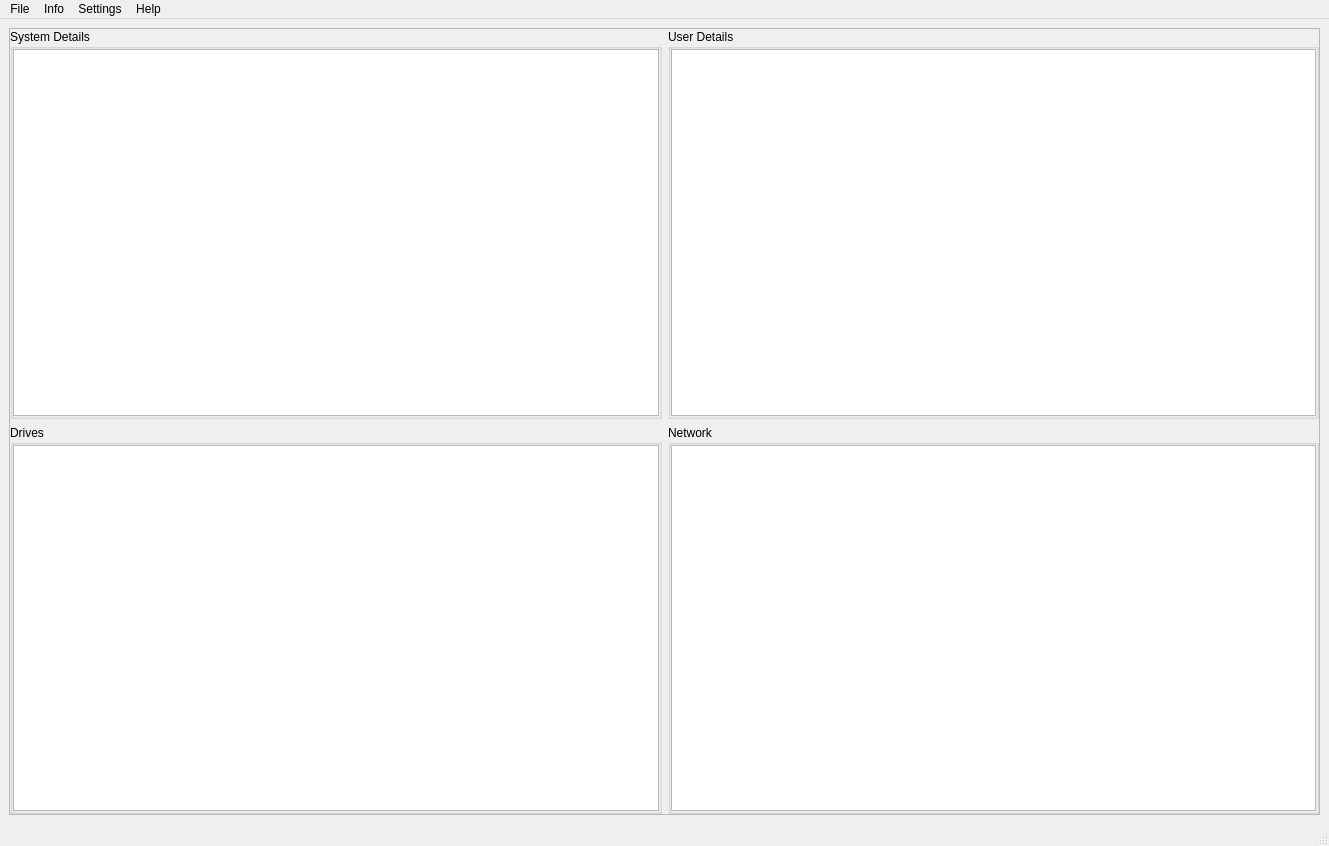
Before: the Qt Designer form ui/mainwindow.ui in chabymanow/sysdetails, drawn with Qt 5.
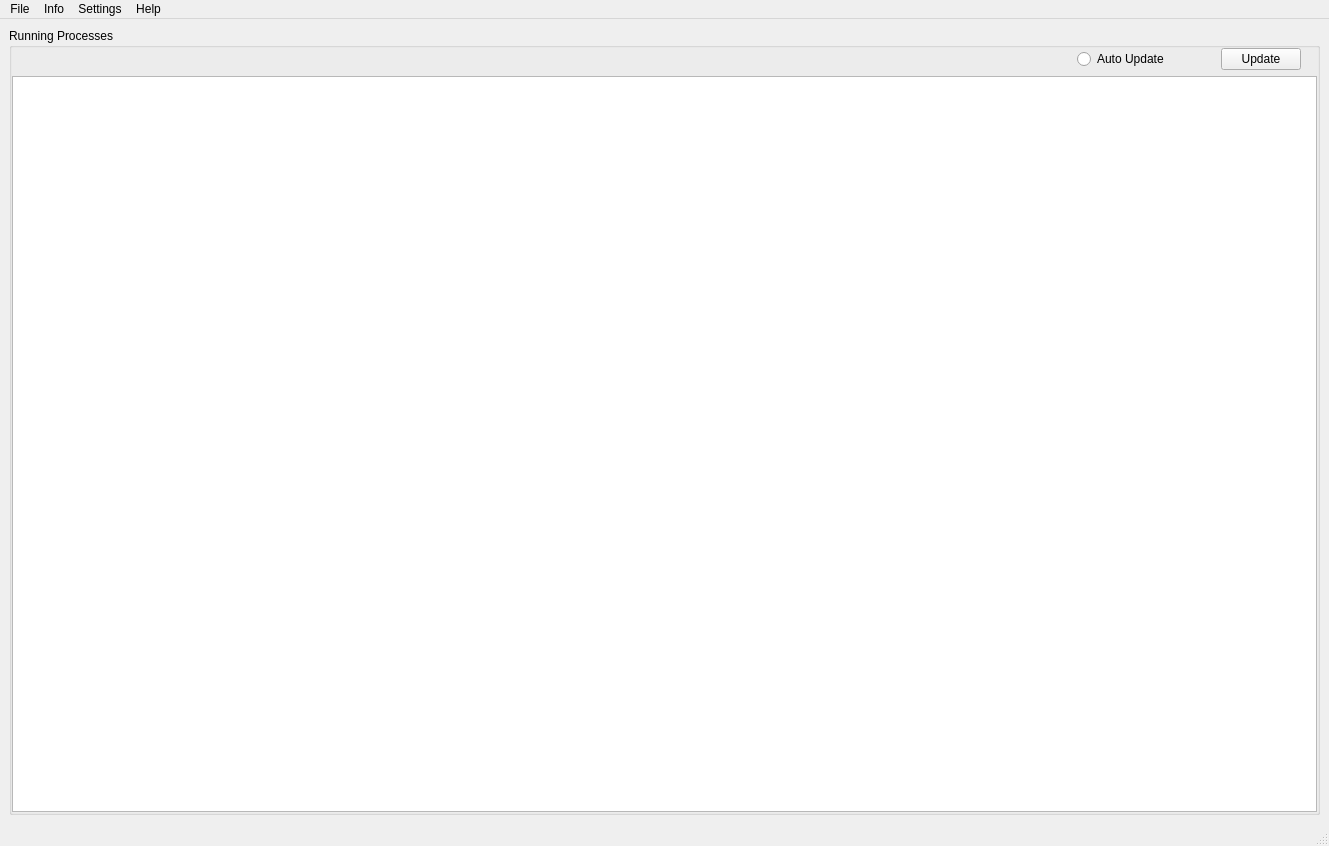
After: the same form once the commit is applied.

Diff of the .ui file:
```diff
--- a/ui/mainwindow.ui
+++ b/ui/mainwindow.ui
@@ -27,7 +27,7 @@
     <item>
      <widget class="QStackedWidget" name="stackedWidget">
       <property name="currentIndex">
-       <number>0</number>
+       <number>3</number>
       </property>
       <widget class="QWidget" name="basicPage">
        <layout class="QGridLayout" name="gridLayout_3">
@@ -46,7 +46,7 @@
         <item row="0" column="0">
          <widget class="QFrame" name="basicFrame">
           <property name="frameShape">
-           <enum>QFrame::StyledPanel</enum>
+           <enum>QFrame::NoFrame</enum>
           </property>
           <property name="frameShadow">
            <enum>QFrame::Raised</enum>
@@ -447,6 +447,115 @@
         </item>
        </layout>
       </widget>
+      <widget class="QWidget" name="runningAppPage">
+       <layout class="QGridLayout" name="gridLayout_4">
+        <property name="leftMargin">
+         <number>0</number>
+        </property>
+        <property name="topMargin">
+         <number>0</number>
+        </property>
+        <property name="rightMargin">
+         <number>0</number>
+        </property>
+        <property name="bottomMargin">
+         <number>0</number>
+        </property>
+        <item row="0" column="0">
+         <widget class="QGroupBox" name="groupBox_11">
+          <property name="title">
+           <string>Running Processes</string>
+          </property>
+          <property name="flat">
+           <bool>true</bool>
+          </property>
+          <layout class="QGridLayout" name="gridLayout_7">
+           <property name="leftMargin">
+            <number>0</number>
+           </property>
+           <property name="topMargin">
+            <number>0</number>
+           </property>
+           <property name="rightMargin">
+            <number>0</number>
+           </property>
+           <property name="bottomMargin">
+            <number>0</number>
+           </property>
+           <item row="2" column="2">
+            <widget class="QRadioButton" name="autoUpdateCheck">
+             <property name="text">
+              <string>Auto Update</string>
+             </property>
+            </widget>
+           </item>
+           <item row="2" column="1">
+            <spacer name="horizontalSpacer">
+             <property name="orientation">
+              <enum>Qt::Horizontal</enum>
+             </property>
+             <property name="sizeHint" stdset="0">
+              <size>
+               <width>40</width>
+               <height>20</height>
+              </size>
+             </property>
+            </spacer>
+           </item>
+           <item row="2" column="4">
+            <widget class="QPushButton" name="updateRunningProcesses">
+             <property name="text">
+              <string>Update</string>
+             </property>
+            </widget>
+           </item>
+           <item row="2" column="3">
+            <spacer name="horizontalSpacer_2">
+             <property name="orientation">
+              <enum>Qt::Horizontal</enum>
+             </property>
+             <property name="sizeType">
+              <enum>QSizePolicy::Fixed</enum>
+             </property>
+             <property name="sizeHint" stdset="0">
+              <size>
+               <width>40</width>
+               <height>20</height>
+              </size>
+             </property>
+            </spacer>
+           </item>
+           <item row="2" column="5">
+            <spacer name="horizontalSpacer_3">
+             <property name="orientation">
+              <enum>Qt::Horizontal</enum>
+             </property>
+             <property name="sizeType">
+              <enum>QSizePolicy::Fixed</enum>
+             </property>
+             <property name="sizeHint" stdset="0">
+              <size>
+               <width>10</width>
+               <height>20</height>
+              </size>
+             </property>
+            </spacer>
+           </item>
+           <item row="3" column="0" colspan="6">
+            <widget class="QPlainTextEdit" name="runningAppInfo">
+             <property name="frameShadow">
+              <enum>QFrame::Plain</enum>
+             </property>
+             <property name="readOnly">
+              <bool>true</bool>
+             </property>
+            </widget>
+           </item>
+          </layout>
+         </widget>
+        </item>
+       </layout>
+      </widget>
      </widget>
     </item>
    </layout>
```
Left out of the diff: 8 changed lines with no effect on the pictures.
